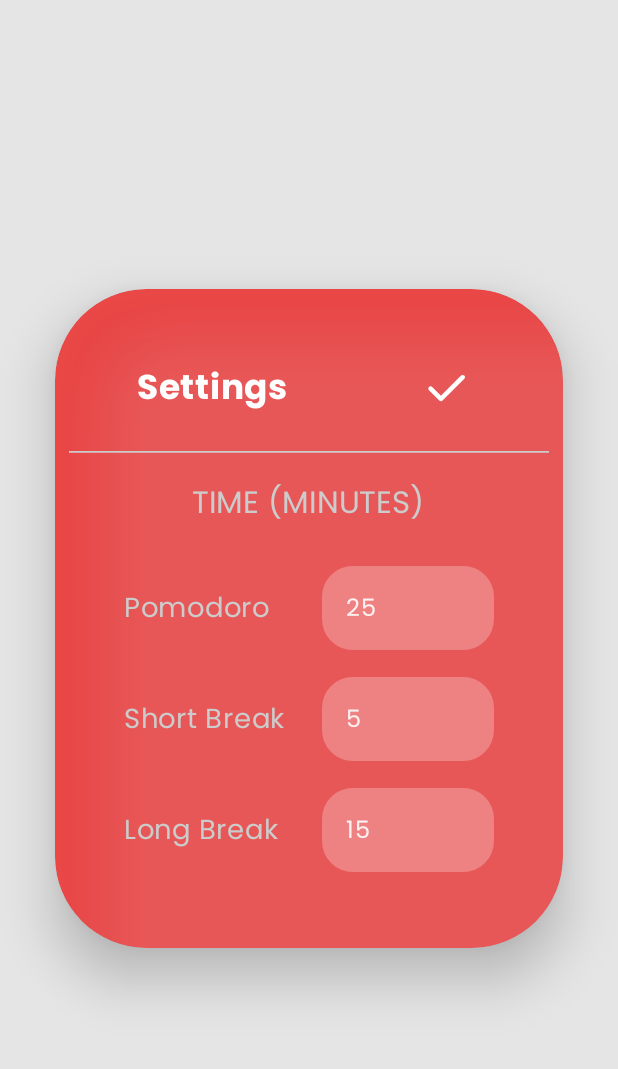
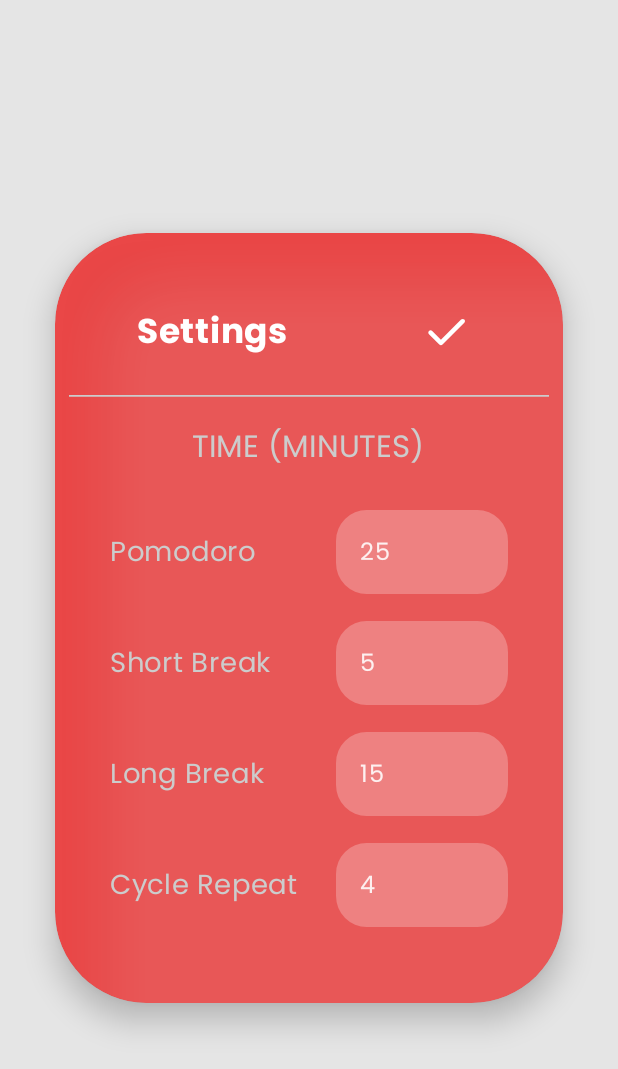
Before and after one commit to xvyashar/tomatick, an Android app built with Jetpack Compose: the composable SettingsScreen shown on its own in the app's theme, on a phone screen of 412 x 824 dp. Shown: the top 1069 px of the screen. Run offline under Robolectric (Android 15) with nearby library versions, the phone set to English and light mode, and no system bars.

Commit message:
feat: add cycle repeat setting

```diff
--- a/app/src/main/java/com/xvyashar/tomatick/composables/screens/Settings.kt
+++ b/app/src/main/java/com/xvyashar/tomatick/composables/screens/Settings.kt
@@ -15,8 +15,10 @@ import androidx.compose.foundation.layout.padding
 import androidx.compose.foundation.layout.size
 import androidx.compose.foundation.layout.width
 import androidx.compose.foundation.layout.wrapContentHeight
+import androidx.compose.foundation.rememberScrollState
 import androidx.compose.foundation.shape.RoundedCornerShape
 import androidx.compose.foundation.text.KeyboardOptions
+import androidx.compose.foundation.verticalScroll
 import androidx.compose.material3.HorizontalDivider
 import androidx.compose.material3.Icon
 import androidx.compose.material3.IconButton
@@ -57,11 +59,12 @@ fun SettingsScreen() {
     var pomodoroValue by remember { mutableStateOf((pomodoroPref.getLong("pomodoro_time", 25 * 60) / 60).toString()) }
     var shBreakValue by remember { mutableStateOf((pomodoroPref.getLong("short_break_time", 5 * 60) / 60).toString()) }
     var lBreakValue by remember { mutableStateOf((pomodoroPref.getLong("long_break_time", 15 * 60) / 60).toString()) }
+    var cRepeatValue by remember { mutableStateOf((pomodoroPref.getInt("cycle_repeat", 4)).toString()) }
 
     Box(
         modifier = Modifier
             .fillMaxSize()
-            .padding(start = 32.rdp, end = 32.rdp),
+            .padding(start = 32.rdp, end = 32.rdp, top = 24.rdp, bottom = 24.rdp),
         contentAlignment = Alignment.Center
     ) {
         RectangleContainer(color = MaterialTheme.colorScheme.primary, modifier = Modifier
@@ -84,6 +87,7 @@ fun SettingsScreen() {
                                     putLong("pomodoro_time", pomodoroValue.toLong() * 60)
                                     putLong("short_break_time", shBreakValue.toLong() * 60)
                                     putLong("long_break_time", lBreakValue.toLong() * 60)
+                                    putInt("cycle_repeat", cRepeatValue.toInt())
                                 }
                             }
 
@@ -111,7 +115,7 @@ fun SettingsScreen() {
 
                 Column(horizontalAlignment = Alignment.CenterHorizontally, modifier = Modifier
                     .fillMaxWidth()
-                    .padding(start = 40.rdp, end = 40.rdp, bottom = 8.rdp), verticalArrangement = Arrangement.spacedBy(24.rdp)) {
+                    .padding(start = 32.rdp, end = 32.rdp, bottom = 8.rdp), verticalArrangement = Arrangement.spacedBy(24.rdp)) {
                     Text(
                         "TIME (MINUTES)",
                         color = Color.LightGray,
@@ -119,7 +123,7 @@ fun SettingsScreen() {
                     )
 
                     Column(
-                        modifier = Modifier.fillMaxWidth(),
+                        modifier = Modifier.fillMaxWidth().verticalScroll(rememberScrollState()),
                         verticalArrangement = Arrangement.spacedBy(16.rdp)
                     ) {
                         Row (verticalAlignment = Alignment.CenterVertically, modifier = Modifier.fillMaxWidth()) {
@@ -223,6 +227,40 @@ fun SettingsScreen() {
                                 )
                             )
                         }
+
+                        Row (verticalAlignment = Alignment.CenterVertically, modifier = Modifier.fillMaxWidth()) {
+                            Text(
+                                "Cycle Repeat",
+                                color = Color.LightGray,
+                                fontSize = 16.rsp,
+                                modifier = Modifier.weight(1f)
+                            )
+
+                            OutlinedTextField(
+                                value = cRepeatValue.toString(),
+                                onValueChange = { newValue: String ->
+                                    if (newValue.all { char -> char.isDigit() }) {
+                                        cRepeatValue = newValue
+                                    }
+                                },
+                                keyboardOptions = KeyboardOptions.Default.copy(
+                                    keyboardType = KeyboardType.Number
+                                ),
+                                singleLine = true,
+                                modifier = Modifier
+                                    .width(100.rdp)
+                                    .background(
+                                        color = TextFieldBackground,
+                                        shape = RoundedCornerShape(18.rdp)
+                                    ),
+                                colors = OutlinedTextFieldDefaults.colors(
+                                    focusedBorderColor = Color.Transparent,
+                                    unfocusedBorderColor = Color.Transparent,
+                                    focusedTextColor = TextFieldText,
+                                    unfocusedTextColor = TextFieldText
+                                )
+                            )
+                        }
                     }
                 }
             }
@@ -240,7 +278,7 @@ fun RectangleContainer(
         modifier = modifier
             .graphicsLayer {
                 // Outer soft shadow
-                shadowElevation = 32f
+                shadowElevation = 18f
                 shape = RoundedCornerShape(18)
                 clip = true
             }
--- a/app/src/main/java/com/xvyashar/tomatick/services/TimerService.kt
+++ b/app/src/main/java/com/xvyashar/tomatick/services/TimerService.kt
@@ -25,6 +25,7 @@ class TimerService : Service() {
     private var pomodoroTime = 0L
     private var shortBreakTime = 0L
     private var longBreakTime = 0L
+    private var cycleRepeat = 0
 
     private var isPaused = true
     private var state = "Pomodoro"
@@ -39,6 +40,7 @@ class TimerService : Service() {
         pomodoroTime = pomodoroPref.getLong("pomodoro_time", 25 * 60)
         shortBreakTime = pomodoroPref.getLong("short_break_time", 5 * 60)
         longBreakTime = pomodoroPref.getLong("long_break_time", 15 * 60)
+        cycleRepeat = pomodoroPref.getInt("cycle_repeat", 4)
 
         remainingSeconds = pomodoroTime
     }
@@ -67,6 +69,7 @@ class TimerService : Service() {
                 pomodoroTime = pomodoroPref.getLong("pomodoro_time", 25 * 60)
                 shortBreakTime = pomodoroPref.getLong("short_break_time", 5 * 60)
                 longBreakTime = pomodoroPref.getLong("long_break_time", 15 * 60)
+                cycleRepeat = pomodoroPref.getInt("cycle_repeat", 4)
 
                 timer?.cancel()
                 state = "Pomodoro"
@@ -109,7 +112,7 @@ class TimerService : Service() {
             }
 
             override fun onFinish() {
-                if (shCycle == 4) {
+                if (shCycle == cycleRepeat) {
                     if (state == "Pomodoro") {
                         state = "Long Break"
                         remainingSeconds = longBreakTime
```
